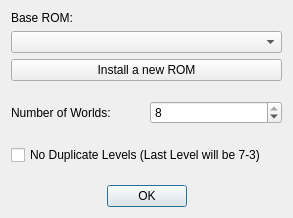
Qt form SMB1/SMB1_Compliance_To_SMB1/Configure_Base_Form.ui (Coolcord/Level-Headed) before a commit.
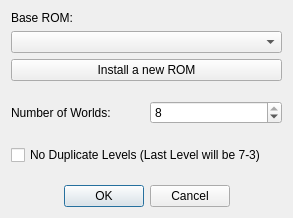
The same form after that commit.

Commit message: Added a form for the "Configure Level Generator" button in the SMB1_Compliance_To_SMB1 plugin

The edit to the form file:
```diff
--- a/SMB1/SMB1_Compliance_To_SMB1/Configure_Base_Form.ui
+++ b/SMB1/SMB1_Compliance_To_SMB1/Configure_Base_Form.ui
@@ -108,7 +108,7 @@
    <item>
     <widget class="QDialogButtonBox" name="buttonBox">
      <property name="standardButtons">
-      <set>QDialogButtonBox::Ok</set>
+      <set>QDialogButtonBox::Cancel|QDialogButtonBox::Ok</set>
      </property>
      <property name="centerButtons">
       <bool>true</bool>
```
Left out of the diff: 4 changed lines with no effect on the pictures. The commit also changes 10 other files.
